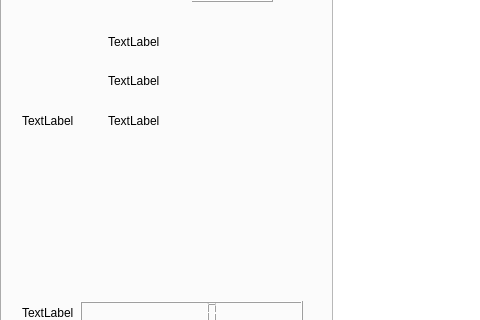
This is mainwindow.ui in 6rayWa1cher/codename-piratelands as Qt 5 draws it before an edit; both pictures show x 0 to 480 and y 184 to 504 of the 892 by 634 pixel window. The edited form follows.
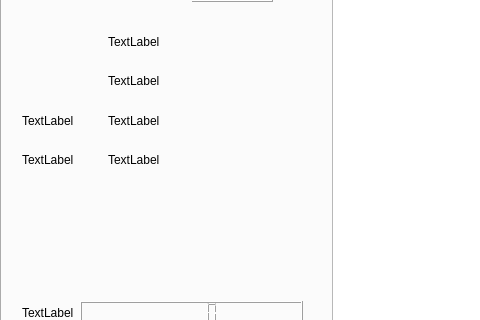
This is the edited form. The open tabs and pages were chosen to show the change. Icons and pictures are not drawn.

The edit to the form file:
```diff
--- a/mainwindow.ui
+++ b/mainwindow.ui
@@ -368,6 +368,20 @@
          </property>
         </widget>
        </item>
+       <item row="3" column="0">
+        <widget class="QLabel" name="team_image">
+         <property name="text">
+          <string>TextLabel</string>
+         </property>
+        </widget>
+       </item>
+       <item row="3" column="1">
+        <widget class="QLabel" name="team_name">
+         <property name="text">
+          <string>TextLabel</string>
+         </property>
+        </widget>
+       </item>
       </layout>
      </widget>
     </widget>
```
Left out of the diff: 2 changed lines with no effect on the pictures.
